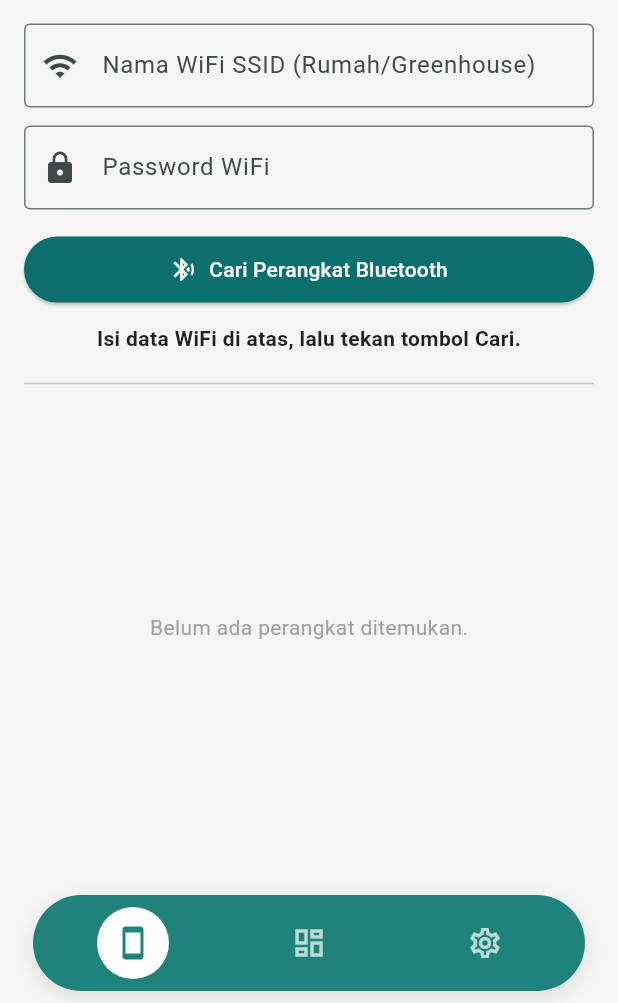
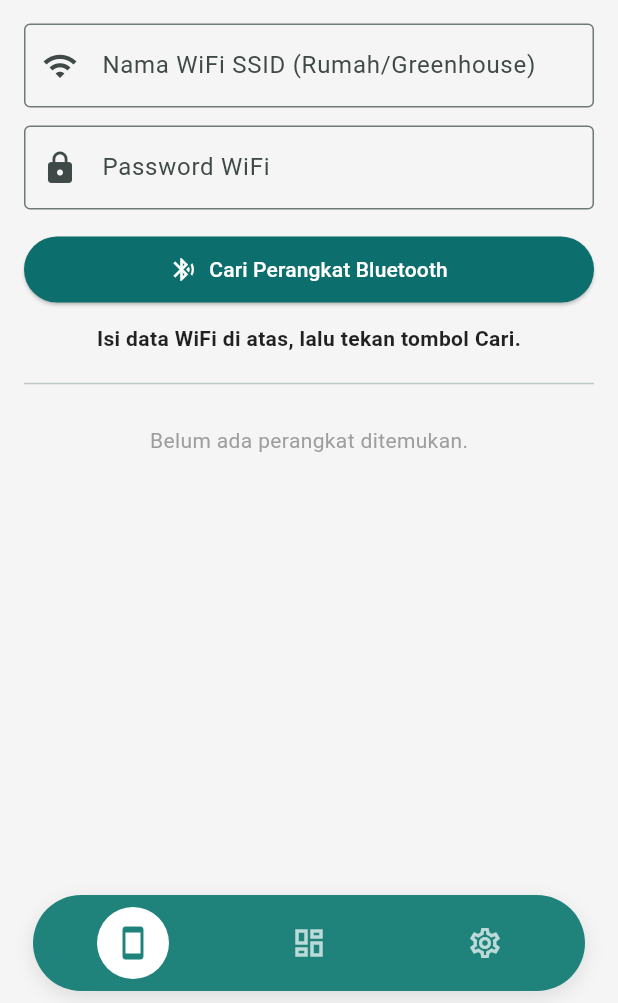
Before and after one commit to MakdumIbrohim/hydrosense_sn_app, a Flutter app: the AddDevicePage screen opened by its route, on a phone screen of 412 x 824 dp, the part 233-1236 px from its top. Run offline on Flutter 3.47's test engine with Material 3 defaults, Android fonts, the phone set to English and light mode, and no system bars; our stand-ins replace fl_chart, flutter_blue_plus, go_router, package_info_plus, permission_handler, shared_preferences; missing offline and left inert: mqtt_client; accounts and stored records are empty.

Commit message:
fix: refactor device list layout to be scrollable and update connection status label

```diff
--- a/lib/features/devices/presentation/pages/add_device_page.dart
+++ b/lib/features/devices/presentation/pages/add_device_page.dart
@@ -141,7 +141,7 @@ class _AddDevicePageState extends State<AddDevicePage> {
   Widget build(BuildContext context) {
     return Scaffold(
       appBar: AppBar(title: const Text('Tambah Perangkat')),
-      body: Padding(
+      body: SingleChildScrollView(
         padding: const EdgeInsets.all(16.0),
         child: Column(
           crossAxisAlignment: CrossAxisAlignment.stretch,
@@ -204,7 +204,7 @@ class _AddDevicePageState extends State<AddDevicePage> {
                 textAlign: TextAlign.center,
                 style: TextStyle(
                   color: _status.contains('Gagal') ? Colors.red :
-                         _status.contains('Berhasil') ? Colors.green :
+                         _status.contains('Terkirim') ? Colors.green :
                          (Theme.of(context).brightness == Brightness.dark ? Colors.white70 : Colors.black87),
                   fontWeight: FontWeight.bold,
                   fontSize: 14,
@@ -214,10 +214,14 @@ class _AddDevicePageState extends State<AddDevicePage> {
             const Divider(),
 
             // Daftar Perangkat
-            Expanded(
-              child: _scanResults.isEmpty
-                ? const Center(child: Text("Belum ada perangkat ditemukan.", style: TextStyle(color: Colors.grey)))
+            _scanResults.isEmpty
+              ? const Padding(
+                  padding: EdgeInsets.all(20.0),
+                  child: Center(child: Text("Belum ada perangkat ditemukan.", style: TextStyle(color: Colors.grey))),
+                )
               : ListView.builder(
+                  shrinkWrap: true,
+                  physics: const NeverScrollableScrollPhysics(),
                   itemCount: _scanResults.length,
                   itemBuilder: (context, index) {
                     final r = _scanResults[index];
@@ -267,7 +271,6 @@ class _AddDevicePageState extends State<AddDevicePage> {
                     );
                   },
                 ),
-            ),
           ],
         ),
       ),
```
Lines whose indentation alone changed are shown as unchanged.
